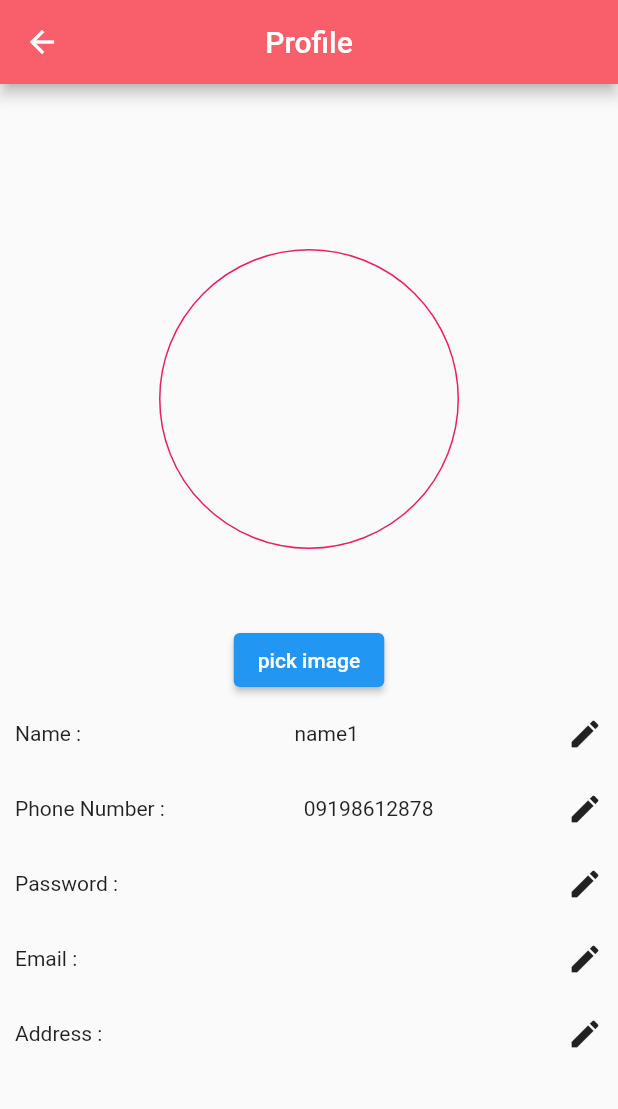
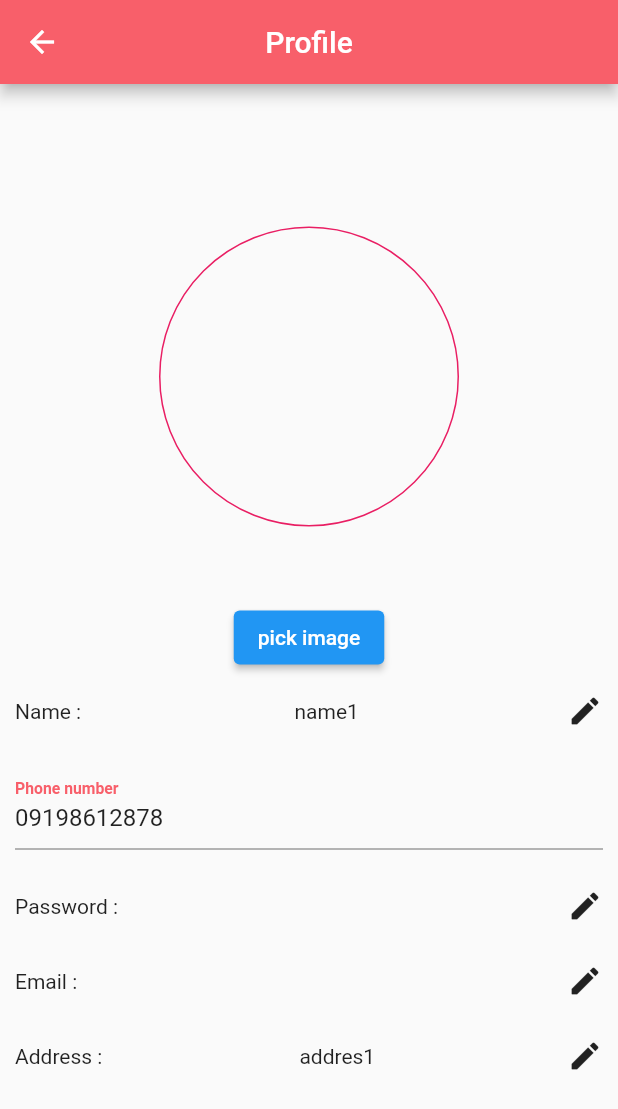
Before and after one commit to amir-r-z-a/chf-restaurant-App, a Flutter app: the ProfileScreen screen opened by its route, on a phone screen of 412 x 824 dp. Shown: the top 1109 px of the screen. Run offline on Flutter 3.47's test engine with Material 2 defaults, Android fonts, the phone set to English and light mode, and no system bars; our stand-ins replace image_picker; accounts and stored records are empty.

Commit message:
number field changed in ProfileScreen.dart

```diff
--- a/lib/Screens/ProfileScreen.dart
+++ b/lib/Screens/ProfileScreen.dart
@@ -49,6 +49,7 @@ class _ProfileScreenState extends State<ProfileScreen> {
         title: Text("Profile"),
       ),
       body: Center(
+        child: SingleChildScrollView(
           child: Column(
             mainAxisAlignment: MainAxisAlignment.center,
             children: [
@@ -125,58 +126,36 @@ class _ProfileScreenState extends State<ProfileScreen> {
                 ),
               ),
               Container(
-              height: 50,
+                height: 80,
                 child: InkWell(
                   onTap: (){},
                   child: Padding(
                     padding: const EdgeInsets.all(10.0),
                     child: Row(
-                    mainAxisAlignment: MainAxisAlignment.spaceBetween,
+                      mainAxisAlignment: MainAxisAlignment.center,
                       children: [
-                      Text("Phone Number : "),
-                      Text(Accounts.accounts[Accounts.currentAccount].phoneNumber),
-                      SingleChildScrollView(
-                        child: GestureDetector(
-                          onTap: (){
-                            showModalBottomSheet(
-                                context:context,
-                                builder: (context){
-                                  return Container(
-                                    margin: EdgeInsets.fromLTRB(10, 10, 10, 15),
+                        Container(
+                          child: Expanded(
                             child: Form(
                               key: _formkey,
                               child: ListView(
                                 children: [
+                                  Column(
+                                    children: [
                                       MyTextFormField(
-                                            "Edit" ,
+                                        "Phone number" ,
                                         index: 2,
                                         addToAccounts: true,
                                         initial: Accounts.accounts[Accounts.currentAccount].phoneNumber,
                                       ),
-                                          ElevatedButton(onPressed: (){
-                                            if(_formkey.currentState.validate()){
-                                              setState(() {
-                                                _formkey.currentState.save();
-                                                print(Accounts.accounts[Accounts.currentAccount].phoneNumber);
-                                              }
-                                              );
-                                            }
-                                          },
-                                              child: Text("Save"
-                                              )
-                                          )
+                                      SizedBox(height: 300,)
+                                    ],
+                                  ),
                                 ],
                               ),
                             ),
-                                  );
-                                }
-                            );
-                          },
-                          child: Icon(
-                            Icons.edit_rounded,
                           ),
                         ),
-                      )
                       ],
                     ),
                   ),
@@ -348,7 +327,7 @@ class _ProfileScreenState extends State<ProfileScreen> {
                       mainAxisAlignment: MainAxisAlignment.spaceBetween,
                       children: [
                         Text("Address : "),
-                      Text(Accounts.accounts[Accounts.currentAccount].email!=null?Accounts.accounts[Accounts.currentAccount].address:" "),
+                        Text(Accounts.accounts[Accounts.currentAccount].address!=null?Accounts.accounts[Accounts.currentAccount].address:" "),
                         SingleChildScrollView(
                           child: GestureDetector(
                             onTap: (){
@@ -363,7 +342,7 @@ class _ProfileScreenState extends State<ProfileScreen> {
                                           children: [
                                             MyTextFormField(
                                               "Edit" ,
-                                            index: 7,
+                                              index: 3,
                                               addToAccounts: true,
                                               initial: Accounts.accounts[Accounts.currentAccount].address,
                                             ),
@@ -399,6 +378,7 @@ class _ProfileScreenState extends State<ProfileScreen> {
             ],
           ),
         ),
+      ),
     );
   }
 }
```
Lines whose indentation alone changed are shown as unchanged.
